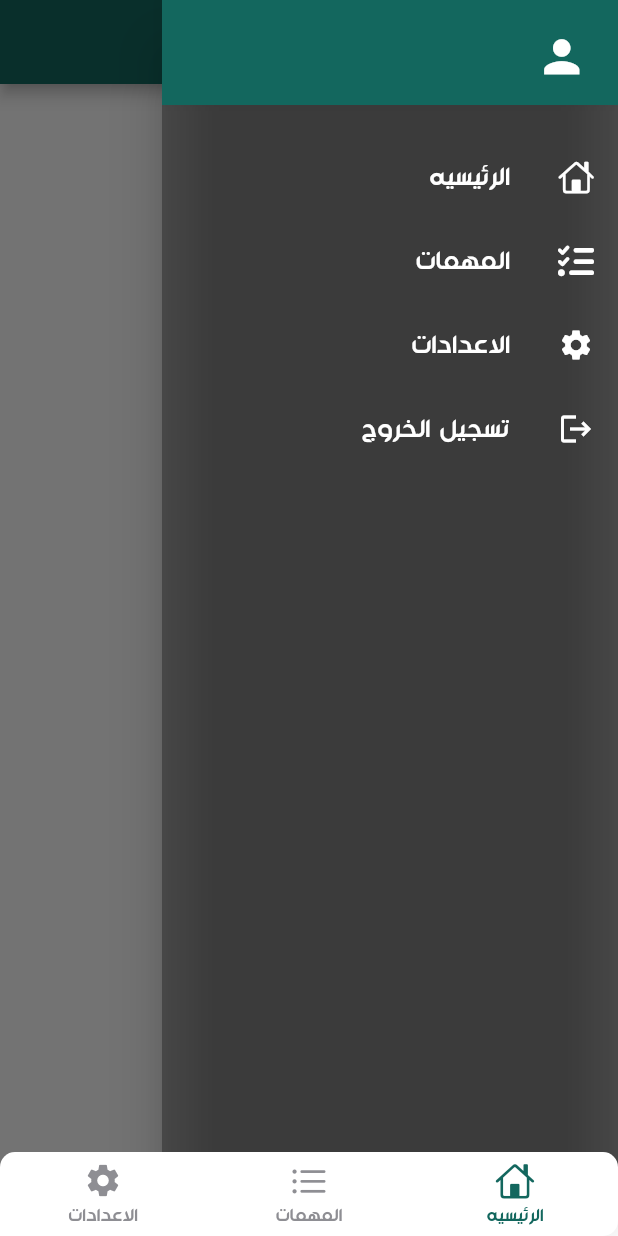
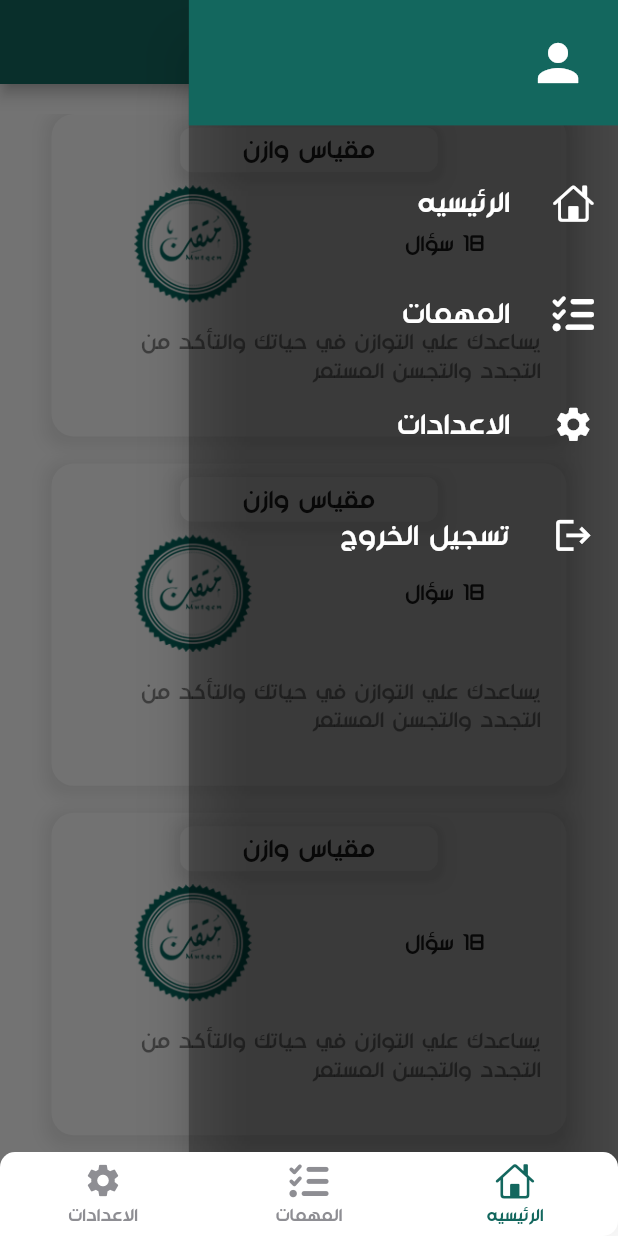
Before and after one commit to AhmedMostafa7474/Mutqen, a Flutter app: the screen it shows after launch, with the side drawer open, on a phone screen of 412 x 824 dp. Run offline on Flutter 3.47's test engine with Material 2 defaults, Android fonts, the phone set to English and light mode, and no system bars; drawn by our look-alikes of persistent_bottom_nav_bar; our stand-ins replace animated_splash_screen, easy_localization, flutter_phoenix, flutter_screenutil, font_awesome_flutter, page_transition and 2 more.

```diff
--- a/lib/app/myapp.dart
+++ b/lib/app/myapp.dart
@@ -8,6 +8,7 @@ import 'package:mutqen/presentation/navbar/navbar_screen.dart';
 
 import '../presentation/login/login_screen.dart';
 import '../presentation/splash/splash_screen.dart';
+import '../resources/color_manager.dart';
 import 'app_pref.dart';
 
 
@@ -50,7 +51,10 @@ class _MyAppState extends State<MyAppp> {
           locale: context.locale,
           debugShowCheckedModeBanner: false,
           theme: ThemeData(
-            fontFamily: 'Monadi'
+            fontFamily: 'Monadi',
+            appBarTheme: AppBarTheme(
+              backgroundColor: ColorManager.primary,
+            )
           ),
           home: nav_screen(),
         );
--- a/lib/presentation/home/Widgets/main_drawer.dart
+++ b/lib/presentation/home/Widgets/main_drawer.dart
@@ -1,6 +1,7 @@
 import 'package:easy_localization/easy_localization.dart';
 import 'package:flutter/cupertino.dart';
 import 'package:flutter/material.dart';
+import 'package:flutter_screenutil/flutter_screenutil.dart';
 import 'package:mutqen/resources/color_manager.dart';
 import 'package:mutqen/resources/strings_manager.dart';
 import 'package:shared_preferences/shared_preferences.dart';
@@ -16,14 +17,14 @@ class _MainDrawerState extends State<MainDrawer> {
     return ListTile(
         leading: Icon(
           icon,
-          size: 24,
+          size: 24.sp,
           color: ColorManager.white,
         ),
         title: Text(
           title,
           style: TextStyle(
             fontFamily: 'Monadi',
-            fontSize: 17,
+            fontSize: 17.sp,
             color: ColorManager.white,
             fontWeight: FontWeight.w200
           ),
@@ -59,11 +60,12 @@ class _MainDrawerState extends State<MainDrawer> {
   @override
   Widget build(BuildContext context) {
     return Drawer(
+      width: 250.w,
       backgroundColor: Colors.black.withOpacity(0.3),
       child: Column(
         children: <Widget>[
           Container(
-            height: 70,
+            height: 70.h,
             width: double.infinity,
             padding: EdgeInsets.all(20),
             alignment: Alignment.centerRight,
@@ -78,7 +80,7 @@ class _MainDrawerState extends State<MainDrawer> {
                   child: Icon(
                     Icons.person,
                     color: Colors.white,
-                    size: 35,
+                    size: 35.sp,
                   ),
                 ),
                 SizedBox(
@@ -95,7 +97,7 @@ class _MainDrawerState extends State<MainDrawer> {
             ),
           ),
           SizedBox(
-            height: 20,
+            height: 20.h,
           ),
           buildListTile(
             AppStrings.home.tr(),
@@ -103,17 +105,26 @@ class _MainDrawerState extends State<MainDrawer> {
                 () {
             },
           ),
+          SizedBox(
+            height: 15.h,
+          ),
           buildListTile(
             AppStrings.task.tr(),
                 FontAwesomeIcons.listCheck,
                 () {
             },
           ),
+          SizedBox(
+            height: 15.h,
+          ),
           buildListTile(
             AppStrings.settings.tr(),
             Icons.settings,
                 () {
             },
+          ),
+          SizedBox(
+            height: 15.h,
           ),
           buildListTile(
             AppStrings.Logout.tr(),
--- a/lib/presentation/home/home_screen.dart
+++ b/lib/presentation/home/home_screen.dart
@@ -1,7 +1,11 @@
 import 'package:easy_localization/easy_localization.dart';
 import 'package:flutter/cupertino.dart';
 import 'package:flutter/material.dart';
+import 'package:flutter_screenutil/flutter_screenutil.dart';
+import 'package:mutqen/presentation/home/homecard_screen.dart';
+import 'package:mutqen/resources/assets_manager.dart';
 import 'package:mutqen/resources/strings_manager.dart';
+import 'package:persistent_bottom_nav_bar/persistent_tab_view.dart';
 
 import '../../data/model/user.dart';
 import '../../resources/color_manager.dart';
@@ -28,18 +32,81 @@ class _home_pageState extends State<home_page> {
           title: Text(AppStrings.home.tr()),
         ),
         drawer: MainDrawer(),
-        body: ListView.separated(
+        body: Container(
+          padding: EdgeInsets.only(top: 20),
+          child: ListView.separated(
+            padding:  EdgeInsets.only(bottom: 20),
             itemCount: 4,
             itemBuilder: (BuildContext context, int index) {
-            return Container(
-
+              return UnconstrainedBox(
+                child: InkWell(
+                  onTap: (){
+                    PersistentNavBarNavigator.pushNewScreen(context, screen: homecard_page(index));
+                  },
+                  child: Container(
+                    padding: EdgeInsets.all(9.0),
+                    height: 180.h,
+                    width: 300.w,
+                    decoration: BoxDecoration(boxShadow: [
+                      BoxShadow(
+                        color: Colors.grey.withOpacity(0.2),
+                        spreadRadius: 5,
+                        blurRadius: 7,
+                        offset: Offset(0, 3), // changes position of shadow
+                      ),
+                    ],
+                        color: Colors.white70,
+                        borderRadius: BorderRadius.circular(15)),
+                    child: Column(
+                      crossAxisAlignment: CrossAxisAlignment.center,
+                      children: [
+                        Container(
+                          height: 25.h,
+                          width: 150.w,
+                          decoration: BoxDecoration(boxShadow: [
+                            BoxShadow(
+                              color: Colors.grey.withOpacity(0.2),
+                              spreadRadius: 5,
+                              blurRadius: 7,
+                              offset: Offset(0, 3), // changes position of shadow
+                            ),
+                          ],
+                              color: Colors.white70,
+                              borderRadius: BorderRadius.circular(8)),
+                          child: Center(child: Text("مقياس وازن",style: TextStyle(
+                            fontSize: 15.sp
+                          ),),),
+                        ),
+                        SizedBox(height: 8,),
+                        Row(
+                          mainAxisAlignment: MainAxisAlignment.spaceEvenly,
+                          children: [
+                            Text("18 سؤال"),
+                            SizedBox(width: 10,),
+                            Hero(
+                              tag: "Hero"+index.toString(),
+                                child: Image.asset(ImageAssets.smallLogo,height: 80,width: 80,))
+                          ],
+                        ),
+                        SizedBox(height: 8,),
+                        Padding(
+                          padding: const EdgeInsets.all(8.0),
+                          child: Text("يساعدك علي التوازن في حياتك والتأكد من التجدد والتجسن المستمر",style: TextStyle(
+                            color: Colors.black45
+                          ),),
+                        )
+                      ],
+                    ),
+                  ),
+                ),
               );
             },
             separatorBuilder: (BuildContext context, int index) {
               return SizedBox(
-              height: 15,
+                height: 18,
               );
-          },) ,
+            },),
+        ) ,
       ),
     );
   }
--- a/lib/presentation/navbar/navbar_screen.dart
+++ b/lib/presentation/navbar/navbar_screen.dart
@@ -1,6 +1,7 @@
 import 'package:easy_localization/easy_localization.dart';
 import 'package:flutter/cupertino.dart';
 import 'package:flutter/material.dart';
+import 'package:font_awesome_flutter/font_awesome_flutter.dart';
 import 'package:mutqen/presentation/home/home_screen.dart';
 import 'package:mutqen/presentation/login/login_screen.dart';
 import 'package:mutqen/presentation/register/register_screen.dart';
@@ -77,7 +78,7 @@ class _nav_screenState extends State<nav_screen> {
         inactiveColorPrimary: CupertinoColors.systemGrey,
       ),
       PersistentBottomNavBarItem(
-        icon: Icon(CupertinoIcons.list_bullet),
+        icon: Icon(FontAwesomeIcons.listCheck),
         title: (AppStrings.task.tr()),
         activeColorPrimary: ColorManager.primary,
         inactiveColorPrimary: CupertinoColors.systemGrey,
--- a/lib/resources/common_widgets/button_widget.dart
+++ b/lib/resources/common_widgets/button_widget.dart
@@ -15,7 +15,7 @@ Widget defaultButton(
       required double height,
       double radius =18.0,
       required double fontSize,
-      Color borderColor =Colors.greenAccent,
+      Color borderColor =Colors.grey,
       TextStyle? txtStyle}) =>
     Container(
       width: width,
```
Also changed, not shown: lib/presentation/exam/exam_screen.dart (added, +142 -0 lines), lib/presentation/home/homecard_screen.dart (added, +78 -0 lines), lib/presentation/navbar/Widgets/onwillpop_widget.dart (+7 -3 lines), 8 other files. Lines whose indentation alone changed are shown as unchanged.
